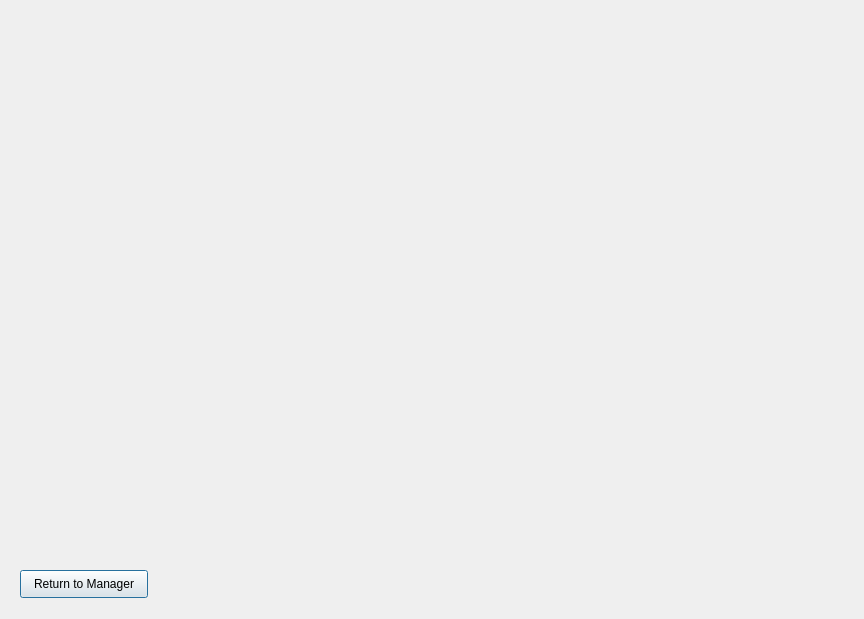
First picture: the form in Project2/manager_rebate.ui, repository tdragon00/CS1C_Project_2, before the edit.
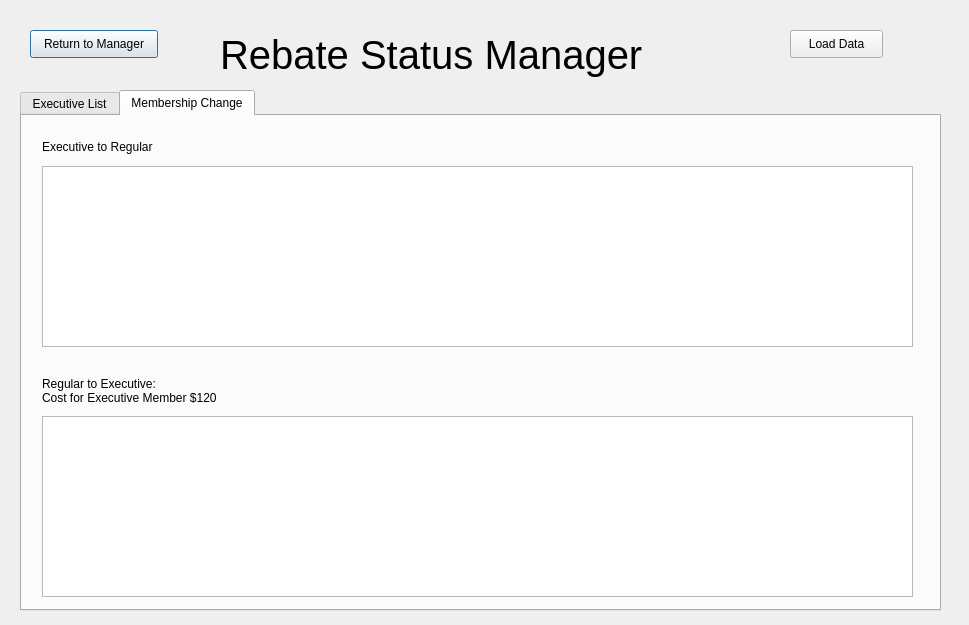
Second picture: the form after the edit.

Commit message:
Functionally rebate UI for admin and manager
Needs a test later on once the customers database is updated with the total purchases and total rebate.

Diff of the .ui file:
```diff
--- a/Project2/manager_rebate.ui
+++ b/Project2/manager_rebate.ui
@@ -6,8 +6,8 @@
    <rect>
     <x>0</x>
     <y>0</y>
-    <width>864</width>
-    <height>619</height>
+    <width>969</width>
+    <height>625</height>
    </rect>
   </property>
   <property name="windowTitle">
@@ -16,8 +16,8 @@
   <widget class="QPushButton" name="returnButton">
    <property name="geometry">
     <rect>
-     <x>20</x>
-     <y>570</y>
+     <x>30</x>
+     <y>30</y>
      <width>128</width>
      <height>28</height>
     </rect>
@@ -26,6 +26,117 @@
     <string>Return to Manager</string>
    </property>
   </widget>
+  <widget class="QTabWidget" name="tabWidget">
+   <property name="geometry">
+    <rect>
+     <x>20</x>
+     <y>90</y>
+     <width>921</width>
+     <height>521</height>
+    </rect>
+   </property>
+   <property name="currentIndex">
+    <number>1</number>
+   </property>
+   <widget class="QWidget" name="executiveList">
+    <attribute name="title">
+     <string>Executive List</string>
+    </attribute>
+    <widget class="QTableView" name="executiveTable">
+     <property name="geometry">
+      <rect>
+       <x>20</x>
+       <y>40</y>
+       <width>871</width>
+       <height>431</height>
+      </rect>
+     </property>
+    </widget>
+   </widget>
+   <widget class="QWidget" name="membershipChange">
+    <attribute name="title">
+     <string>Membership Change</string>
+    </attribute>
+    <widget class="QTableView" name="EtoRtable">
+     <property name="geometry">
+      <rect>
+       <x>20</x>
+       <y>50</y>
+       <width>871</width>
+       <height>181</height>
+      </rect>
+     </property>
+    </widget>
+    <widget class="QTableView" name="RtoEtable">
+     <property name="geometry">
+      <rect>
+       <x>20</x>
+       <y>300</y>
+       <width>871</width>
+       <height>181</height>
+      </rect>
+     </property>
+    </widget>
+    <widget class="QLabel" name="EtoRlable">
+     <property name="geometry">
+      <rect>
+       <x>20</x>
+       <y>20</y>
+       <width>191</width>
+       <height>21</height>
+      </rect>
+     </property>
+     <property name="text">
+      <string>Executive to Regular</string>
+     </property>
+    </widget>
+    <widget class="QLabel" name="RtoElable">
+     <property name="geometry">
+      <rect>
+       <x>20</x>
+       <y>260</y>
+       <width>241</width>
+       <height>30</height>
+      </rect>
+     </property>
+     <property name="text">
+      <string>Regular to Executive: 
+Cost for Executive Member $120</string>
+     </property>
+    </widget>
+   </widget>
+  </widget>
+  <widget class="QPushButton" name="loadButton">
+   <property name="geometry">
+    <rect>
+     <x>790</x>
+     <y>30</y>
+     <width>93</width>
+     <height>28</height>
+    </rect>
+   </property>
+   <property name="text">
+    <string>Load Data</string>
+   </property>
+  </widget>
+  <widget class="QLabel" name="title">
+   <property name="geometry">
+    <rect>
+     <x>220</x>
+     <y>30</y>
+     <width>491</width>
+     <height>50</height>
+    </rect>
+   </property>
+   <property name="font">
+    <font>
+     <pointsize>30</pointsize>
+    </font>
+   </property>
+   <property name="text">
+    <string>Rebate Status Manager</string>
+   </property>
+  </widget>
  </widget>
  <resources/>
  <connections/>
```
The commit also changes 5 other files.
